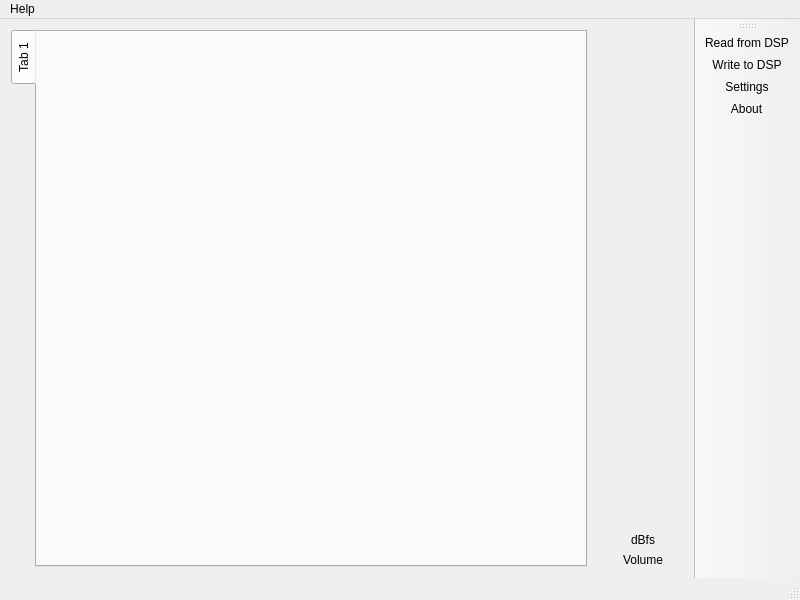
Old version of the form SOURCES/auverdionControl/MainWindow.ui in the repository freeDSP/freeDSP-aurora.
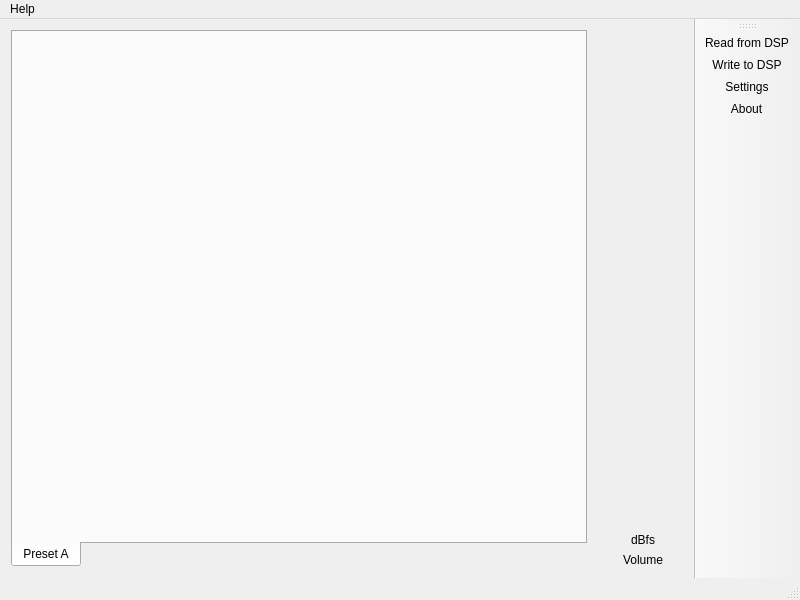
New version of the form. Icons and pictures are not drawn. Custom widgets are drawn as their Qt base class.

Commit message: Switching presets

```diff
--- a/SOURCES/auverdionControl/MainWindow.ui
+++ b/SOURCES/auverdionControl/MainWindow.ui
@@ -18,14 +18,14 @@
     <item>
      <widget class="QTabWidget" name="tabChannels">
       <property name="tabPosition">
-       <enum>QTabWidget::West</enum>
+       <enum>QTabWidget::South</enum>
       </property>
-      <property name="usesScrollButtons">
-       <bool>true</bool>
+      <property name="currentIndex">
+       <number>0</number>
       </property>
       <widget class="QWidget" name="tab">
        <attribute name="title">
-        <string>Tab 1</string>
+        <string>Preset A</string>
        </attribute>
       </widget>
      </widget>
```
Left out of the diff: 16 changed lines with no effect on the pictures. The commit also changes 20 other files.
